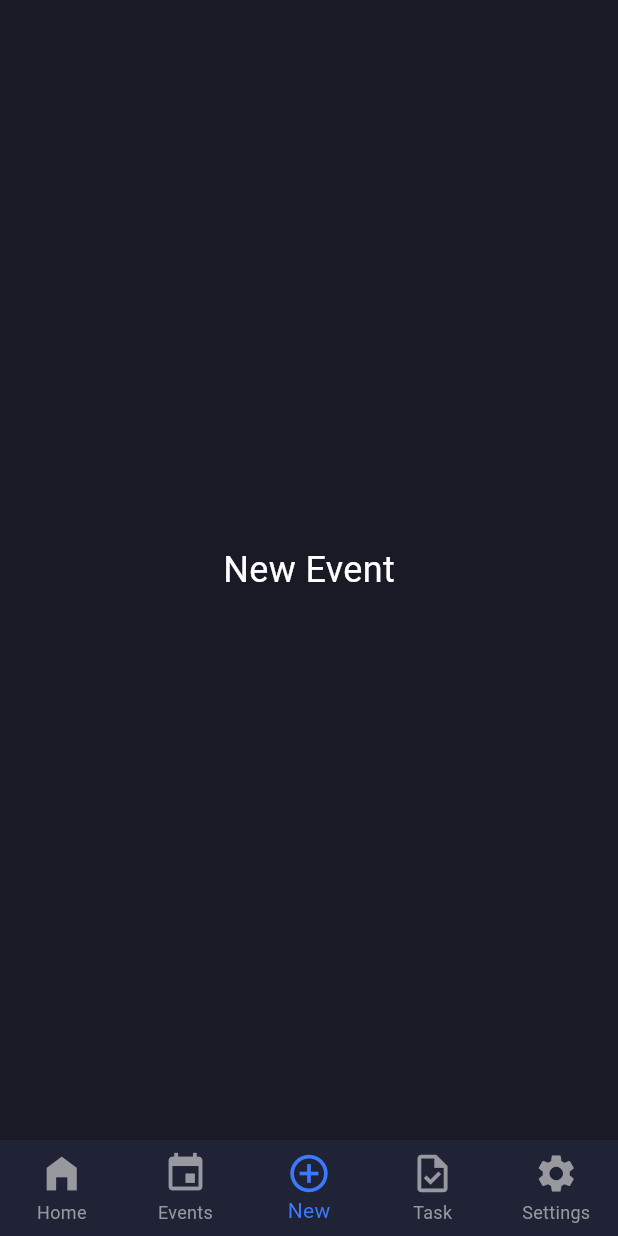
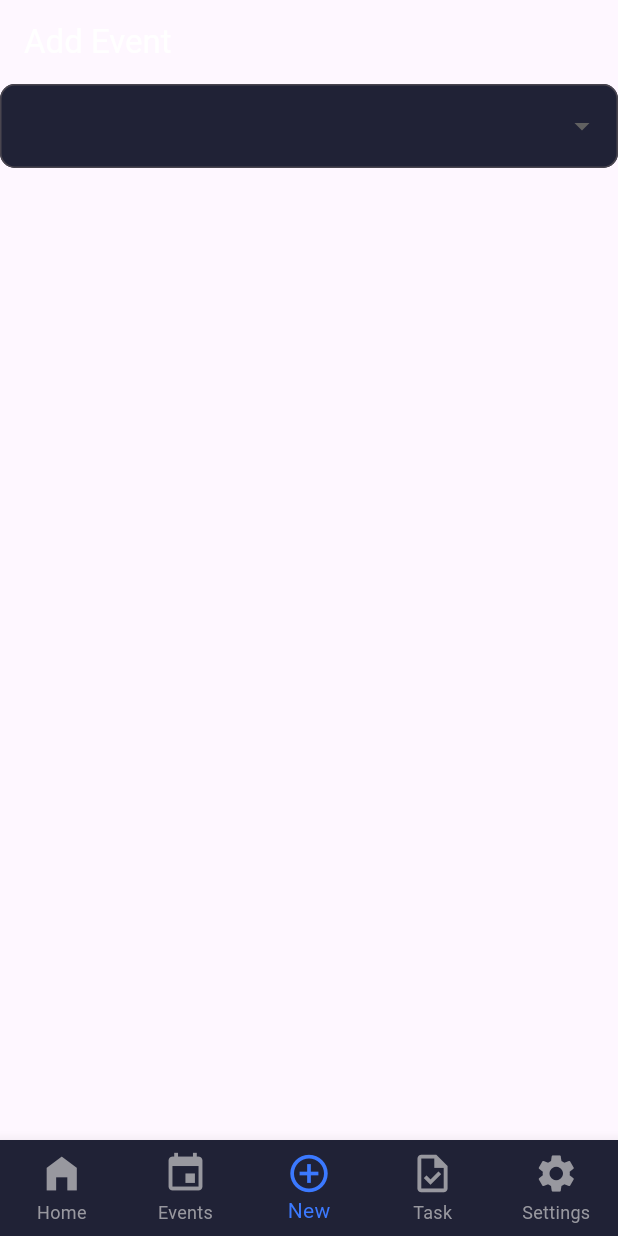
Before and after one commit to SalihSarang/Event, a Flutter app: the screen it shows after launch, item 3 of the bottom bar chosen, on a phone screen of 412 x 824 dp. Run offline on Flutter 3.47's test engine with Material 3 defaults, Android fonts, the phone set to English and light mode, and no system bars; our stand-ins replace google_fonts.

Commit message:
Added widget

```diff
--- /dev/null
+++ b/lib/costum_widgets/catogory_dropdown.dart
@@ -0,0 +1,36 @@
+import 'package:flutter/material.dart';
+
+Widget dropDown(List<String> dropDownList, String selectedTextFieldItem,
+    Function(String?) onChanged) {
+  return DropdownButtonFormField<String>(
+    decoration: InputDecoration(
+      filled: true,
+      fillColor: const Color.fromRGBO(32, 34, 54, 1),
+      border: OutlineInputBorder(
+        borderRadius: BorderRadius.circular(10),
+        borderSide: BorderSide(
+          color: const Color.fromRGBO(32, 34, 54, 1),
+          width: 2,
+        ),
+      ),
+      focusedBorder: OutlineInputBorder(
+        borderRadius: BorderRadius.circular(10),
+        borderSide: BorderSide(
+          color: const Color.fromRGBO(32, 34, 54, 1),
+          width: 2,
+        ),
+      ),
+    ),
+    dropdownColor: const Color.fromRGBO(32, 34, 54, 1),
+    items: dropDownList.map((String item) {
+      return DropdownMenuItem<String>(
+        value: item,
+        child: Text(
+          item,
+          style: const TextStyle(color: Colors.white),
+        ),
+      );
+    }).toList(),
+    onChanged: onChanged,
+  );
+}
--- /dev/null
+++ b/lib/costum_widgets/text_field.dart
@@ -0,0 +1,17 @@
+import 'package:flutter/material.dart';
+
+Widget myField(String label, double borderRadius, double borderWidth) {
+  return TextFormField(
+    decoration: InputDecoration(
+      hintText: label,
+      hintStyle: TextStyle(color: Color.fromRGBO(152, 152, 159, 1)),
+      enabledBorder: OutlineInputBorder(
+        borderRadius: BorderRadius.circular(borderRadius),
+        borderSide: BorderSide(
+          color: Color.fromRGBO(32, 34, 54, 1),
+          width: borderWidth,
+        ),
+      ),
+    ),
+  );
+}
--- /dev/null
+++ b/lib/screens/add_event/add_event.dart
@@ -0,0 +1,39 @@
+import 'package:event_vault/costum_widgets/catogory_dropdown.dart';
+import 'package:flutter/material.dart';
+
+class ScreenAddEvent extends StatefulWidget {
+  const ScreenAddEvent({super.key});
+
+  @override
+  State<ScreenAddEvent> createState() => _ScreenAddEventState();
+}
+
+class _ScreenAddEventState extends State<ScreenAddEvent> {
+  List<String> addEventList = ['Party', 'Catering', 'Decoration'];
+  String starting = 'All';
+  @override
+  Widget build(BuildContext context) {
+    return Scaffold(
+      appBar: AppBar(
+        title: Text(
+          "Add Event",
+          style: TextStyle(color: Colors.white),
+        ),
+      ),
+      body: SafeArea(
+          child: Column(
+        children: [
+          dropDown(
+            addEventList,
+            starting,
+            (String? value) {
+              setState(() {
+                starting = value!;
+              });
+            },
+          )
+        ],
+      )),
+    );
+  }
+}
--- a/lib/screens/event_manager/event_manager/event_manager.dart
+++ b/lib/screens/event_manager/event_manager/event_manager.dart
@@ -11,7 +11,7 @@ class ScreenEventManager extends StatefulWidget {
 }
 
 class _ScreenEventManagerState extends State<ScreenEventManager> {
-  List<String> dropDownList = ['Party', 'Catering', 'Decoration'];
+  List<String> dropDownList = ['All', 'Party', 'Catering', 'Decoration'];
   var selectedTextFieldItem = 'All';
 
   Widget build(BuildContext context) {
@@ -85,7 +85,7 @@ class _ScreenEventManagerState extends State<ScreenEventManager> {
                   borderRadius: BorderRadius.circular(10),
                   borderSide: BorderSide(
                       color: Color.fromRGBO(32, 34, 54, 1),
-                      width: 2), // Border color when focused
+                      width: 2),
                 ),
               ),
               dropdownColor: Color.fromRGBO(32, 34, 54, 1),
@@ -110,19 +110,19 @@ class _ScreenEventManagerState extends State<ScreenEventManager> {
   }
 }
 
-Widget field(String label, double borderRadius, double borderWidth) {
-  return TextFormField(
-    decoration: InputDecoration(
-      hintText: label,
-      hintStyle: TextStyle(color: Color.fromRGBO(152, 152, 159, 1)),
-      enabledBorder: OutlineInputBorder(
-        borderRadius: BorderRadius.circular(borderRadius),
-        borderSide: BorderSide(
-          color: Color.fromRGBO(32, 34, 54, 1),
-          width: borderWidth,
-        ),
-      ),
+// Widget myField(String label, double borderRadius, double borderWidth) {
+//   return TextFormField(
+//     decoration: InputDecoration(
+//       hintText: label,
+//       hintStyle: TextStyle(color: Color.fromRGBO(152, 152, 159, 1)),
+//       enabledBorder: OutlineInputBorder(
+//         borderRadius: BorderRadius.circular(borderRadius),
+//         borderSide: BorderSide(
+//           color: Color.fromRGBO(32, 34, 54, 1),
+//           width: borderWidth,
+//         ),
+//       ),
 
-    ),
-  );
-}
+//     ),
+//   );
+// }
--- a/lib/screens/home/home_screen.dart
+++ b/lib/screens/home/home_screen.dart
@@ -1,3 +1,4 @@
+import 'package:event_vault/screens/add_event/add_event.dart';
 import 'package:event_vault/screens/event_manager/event_manager/event_manager.dart';
 import 'package:flutter/material.dart';
 
@@ -12,9 +13,7 @@ class _ScreenHomeState extends State<ScreenMain> {
   List<Widget> screenList = [
     HomeScreen(),
     ScreenEventManager(),
-    Center(
-        child: Text('New Event',
-            style: TextStyle(color: Colors.white, fontSize: 24))),
+    ScreenAddEvent(),
     Center(
         child: Text('Task Manager',
             style: TextStyle(color: Colors.white, fontSize: 24))),
```
